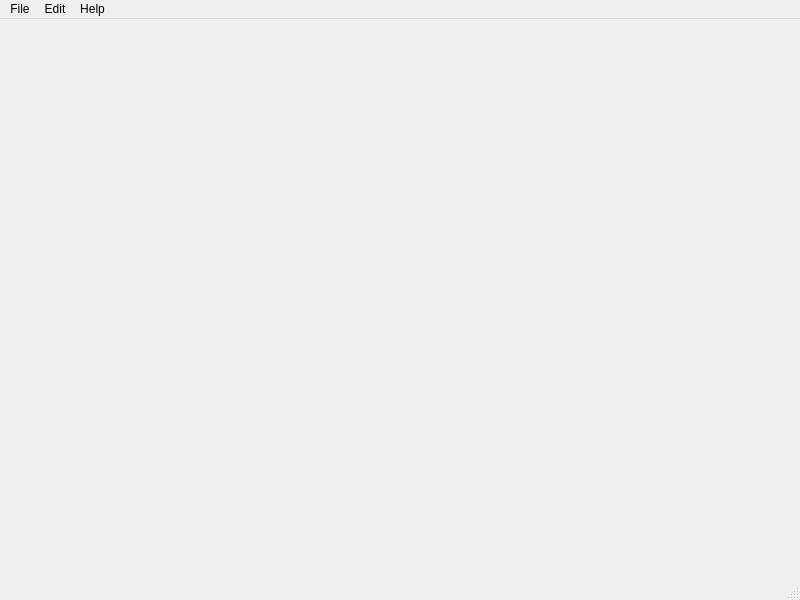
The window that main_window.ui (nplathe/pyJSON-Schema-Loader-and-JSON-Editor) describes before a commit, drawn with Qt 5.
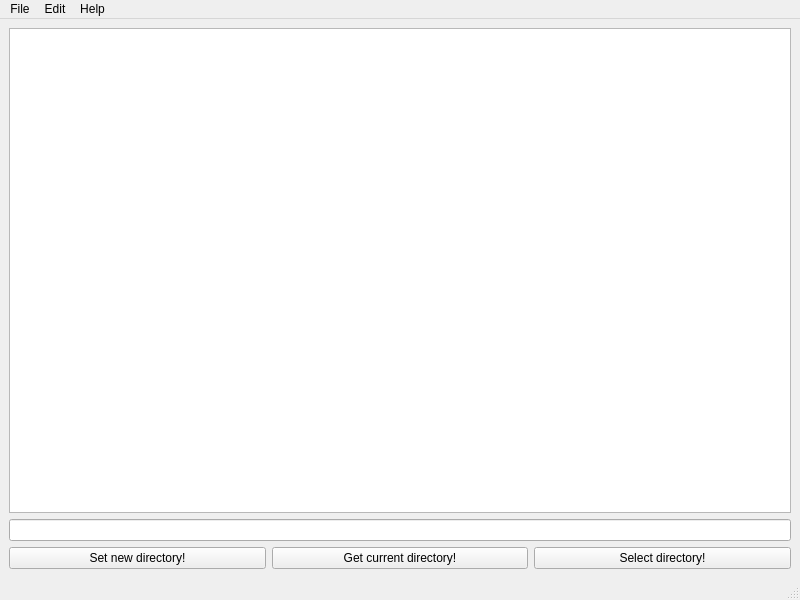
The same window after the commit.

Commit message: Created runner as circumvention to not to blow up the code. Switch to uic as UI loader, defined button functions.

```diff
--- a/main_window.ui
+++ b/main_window.ui
@@ -13,7 +13,58 @@
   <property name="windowTitle">
    <string>MainWindow</string>
   </property>
-  <widget class="QWidget" name="centralwidget"/>
+  <widget class="QWidget" name="centralwidget">
+   <layout class="QVBoxLayout" name="verticalLayout_3">
+    <item>
+     <layout class="QVBoxLayout" name="verticalLayout_2">
+      <item>
+       <widget class="QTreeWidget" name="treeWidget">
+        <attribute name="headerVisible">
+         <bool>false</bool>
+        </attribute>
+        <column>
+         <property name="text">
+          <string notr="true">1</string>
+         </property>
+        </column>
+       </widget>
+      </item>
+     </layout>
+    </item>
+    <item>
+     <layout class="QVBoxLayout" name="verticalLayout">
+      <item>
+       <widget class="QLineEdit" name="lineEdit"/>
+      </item>
+      <item>
+       <layout class="QHBoxLayout" name="horizontalLayout">
+        <item>
+         <widget class="QPushButton" name="pushButton">
+          <property name="text">
+           <string>Set new directory!</string>
+          </property>
+         </widget>
+        </item>
+        <item>
+         <widget class="QPushButton" name="pushButton_2">
+          <property name="text">
+           <string>Get current directory!</string>
+          </property>
+         </widget>
+        </item>
+        <item>
+         <widget class="QPushButton" name="pushButton_3">
+          <property name="text">
+           <string>Select directory!</string>
+          </property>
+         </widget>
+        </item>
+       </layout>
+      </item>
+     </layout>
+    </item>
+   </layout>
+  </widget>
   <widget class="QMenuBar" name="menubar">
    <property name="geometry">
     <rect>
```
Left out of the diff: 32 changed lines with no effect on the pictures. The commit also changes 4 other files.
